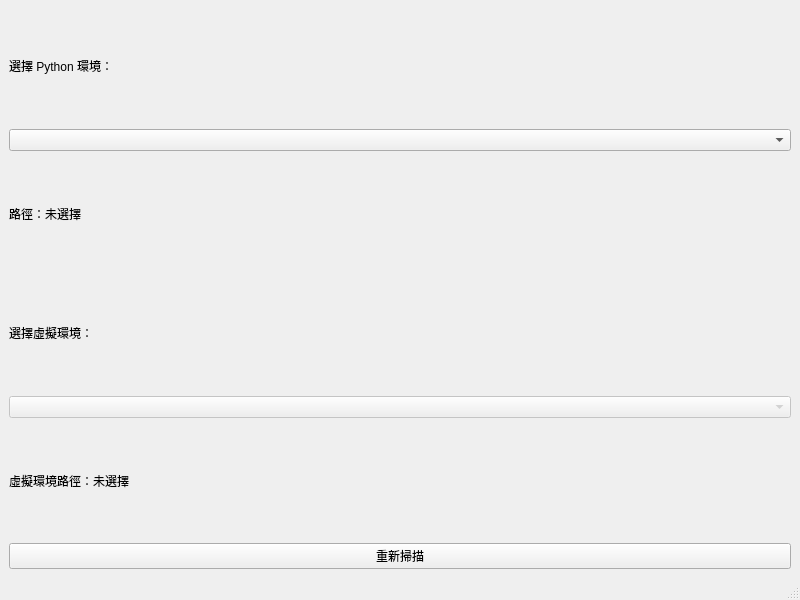
First picture: the form in mainwindow.ui, repository kancheng/capybara, before the edit.
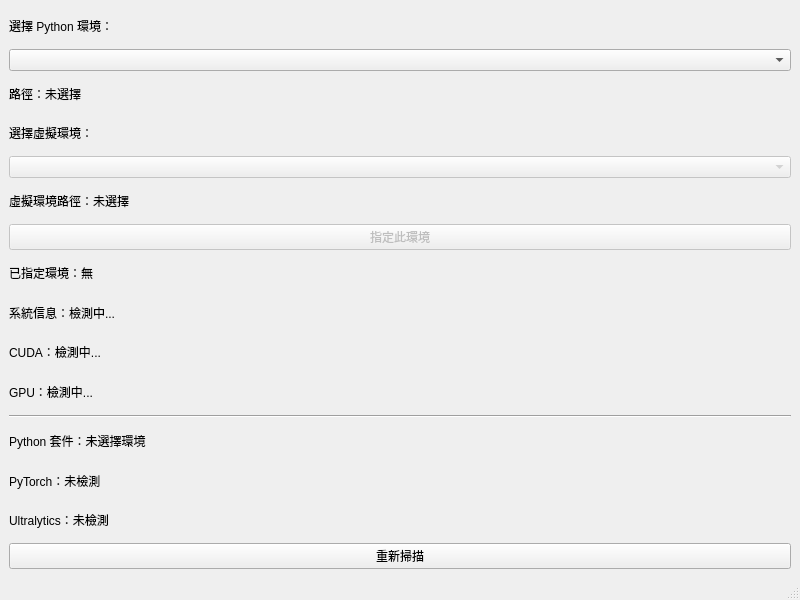
Second picture: the form after the edit.

Commit message: Check Python env

```diff
--- a/mainwindow.ui
+++ b/mainwindow.ui
@@ -60,6 +60,75 @@
       </property>
      </widget>
     </item>
+    <item>
+     <widget class="QPushButton" name="selectEnvButton">
+      <property name="text">
+       <string>指定此環境</string>
+      </property>
+      <property name="enabled">
+       <bool>false</bool>
+      </property>
+     </widget>
+    </item>
+    <item>
+     <widget class="QLabel" name="selectedEnvLabel">
+      <property name="text">
+       <string>已指定環境：無</string>
+      </property>
+     </widget>
+    </item>
+    <item>
+     <widget class="QLabel" name="systemInfoLabel">
+      <property name="text">
+       <string>系統信息：檢測中...</string>
+      </property>
+     </widget>
+    </item>
+    <item>
+     <widget class="QLabel" name="cudaInfoLabel">
+      <property name="text">
+       <string>CUDA：檢測中...</string>
+      </property>
+     </widget>
+    </item>
+    <item>
+     <widget class="QLabel" name="gpuInfoLabel">
+      <property name="text">
+       <string>GPU：檢測中...</string>
+      </property>
+     </widget>
+    </item>
+    <item>
+     <widget class="QFrame" name="line">
+      <property name="frameShape">
+       <enum>QFrame::HLine</enum>
+      </property>
+      <property name="frameShadow">
+       <enum>QFrame::Sunken</enum>
+      </property>
+     </widget>
+    </item>
+    <item>
+     <widget class="QLabel" name="pythonPackagesLabel">
+      <property name="text">
+       <string>Python 套件：未選擇環境</string>
+      </property>
+     </widget>
+    </item>
+    <item>
+     <widget class="QLabel" name="pytorchInfoLabel">
+      <property name="text">
+       <string>PyTorch：未檢測</string>
+      </property>
+     </widget>
+    </item>
+    <item>
+     <widget class="QLabel" name="ultralyticsInfoLabel">
+      <property name="text">
+       <string>Ultralytics：未檢測</string>
+      </property>
+     </widget>
+    </item>
     <item>
      <widget class="QPushButton" name="refreshButton">
       <property name="text">
```
The commit also changes 2 other files.
